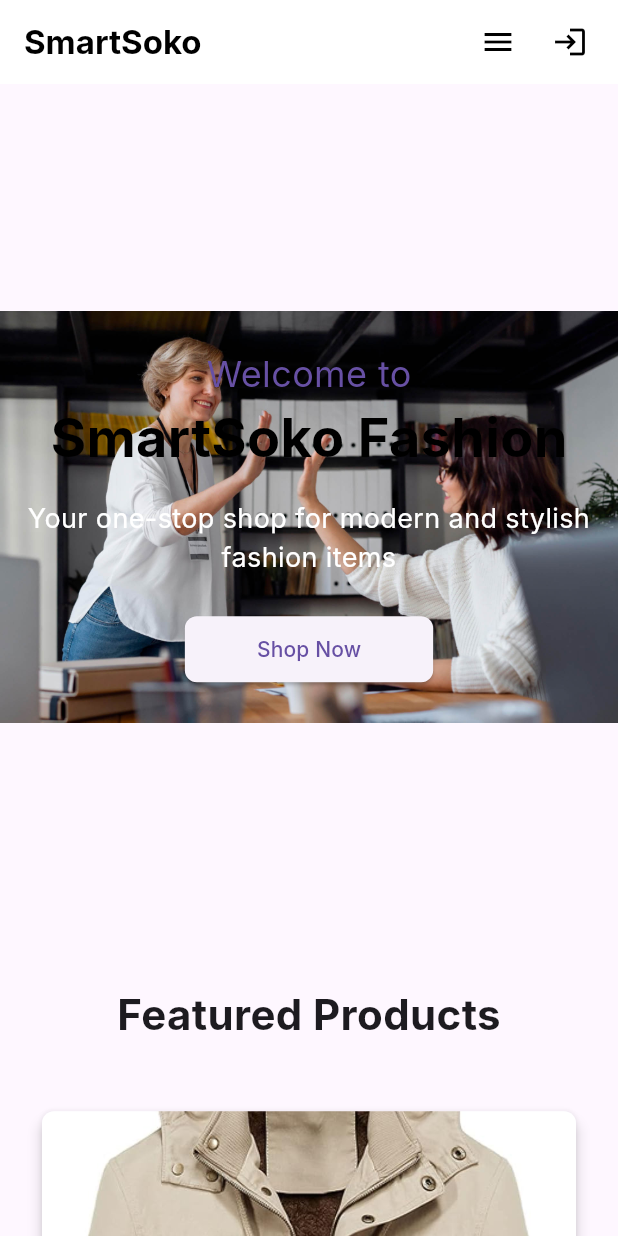
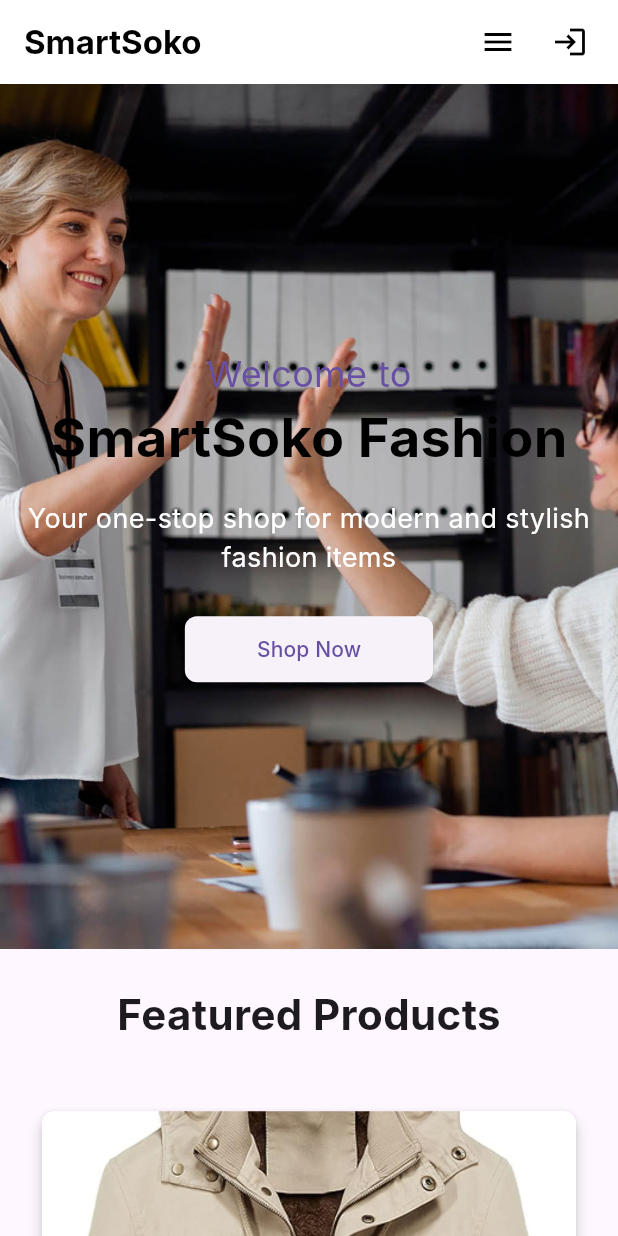
Before and after one commit to machageDev/appsoko, a Flutter app: the screen it shows after launch, on a phone screen of 412 x 824 dp. Run offline on Flutter 3.47's test engine with Material 3 defaults, Android fonts, the phone set to English and light mode, and no system bars; our stand-ins replace google_fonts; Roboto replaces fonts that are missing (Inter).

Commit message:
try catch image not reload

```diff
--- a/sokoapp/lib/main.dart
+++ b/sokoapp/lib/main.dart
@@ -45,6 +45,27 @@ class HomeScreen extends StatefulWidget {
 
 class _HomeScreenState extends State<HomeScreen> {
   final ApiService apiService = ApiService();
+
+  Widget _buildErrorWidget() {
+    return Container(
+      color: Colors.grey[200],
+      child: const Center(
+        child: Icon(Icons.broken_image, color: Colors.red),
+      ),
+    );
+  }
+
+  Widget _loadAssetImage(String path) {
+    try {
+      return Image.asset(
+        path,
+        fit: BoxFit.cover,
+        errorBuilder: (context, error, stackTrace) => _buildErrorWidget(),
+      );
+    } catch (e) {
+      return _buildErrorWidget();
+    }
+  }
 
   @override
   Widget build(BuildContext context) {
@@ -99,9 +120,13 @@ class _HomeScreenState extends State<HomeScreen> {
           children: [
             Container(
               height: MediaQuery.of(context).size.height * 0.7,
-              decoration: const BoxDecoration(
+              decoration: BoxDecoration(
                 image: DecorationImage(
-                  image: AssetImage("assets/images/slideshow/medium-shot-business-women-high-five.jpeg"),
+                  image: const AssetImage("assets/images/slideshow/medium-shot-business-women-high-five.jpeg"),
+                  fit: BoxFit.cover,
+                  onError: (exception, stackTrace) {
+                    debugPrint('Error loading image: $exception');
+                  },
                 ),
               ),
               child: Center(
@@ -226,10 +251,7 @@ class _HomeScreenState extends State<HomeScreen> {
             Expanded(
               child: ClipRRect(
                 borderRadius: const BorderRadius.vertical(top: Radius.circular(8)),
-                child: Image.asset(
-                  imagePath,
-                  fit: BoxFit.cover,
-                ),
+                child: _loadAssetImage(imagePath),
               ),
             ),
             Padding(
```
